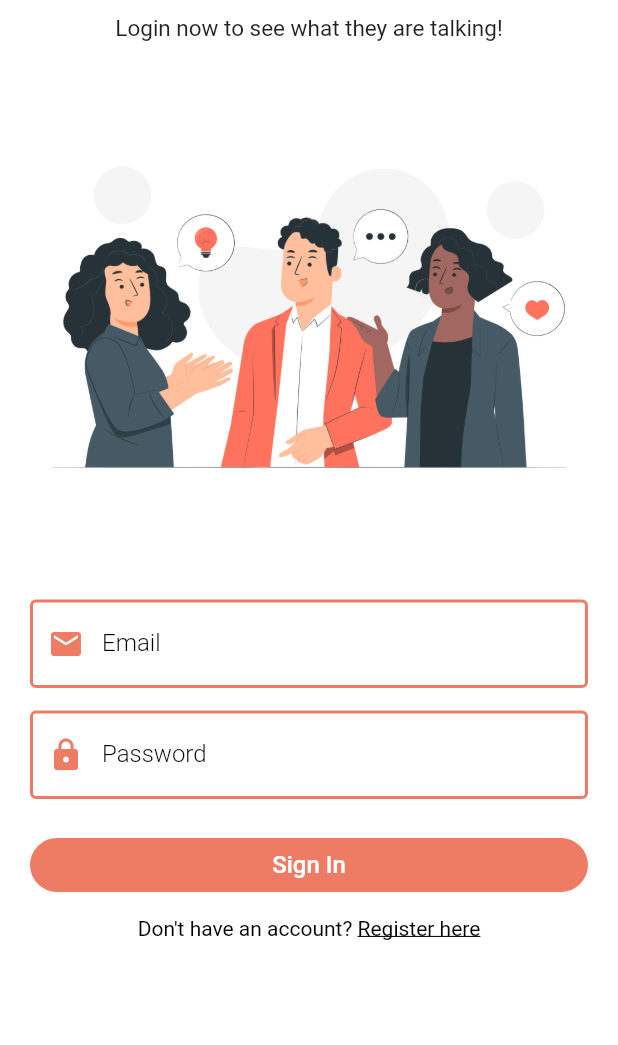
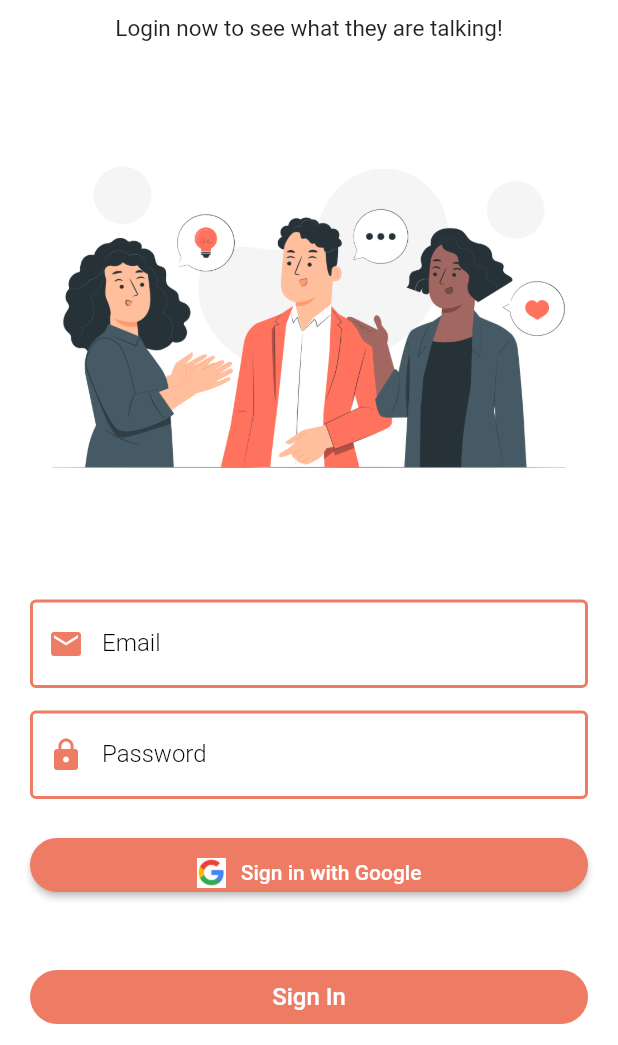
Before and after one commit to vassa33/ChatHub, a Flutter app: the screen it shows after launch, on a phone screen of 412 x 824 dp, the part 191-1236 px from its top. Run offline on Flutter 3.47's test engine with Material 2 defaults, Android fonts, the phone set to English and light mode, and no system bars; our stand-ins replace cloud_firestore, firebase_auth, firebase_core, google_sign_in, shared_preferences; missing offline and left inert: cloud_firestore_web, firebase_auth_web, firebase_core_web, shared_preferences_web; accounts and stored records are empty.

Commit message:
Adding Google Authentication

```diff
--- a/lib/pages/auth/login_page.dart
+++ b/lib/pages/auth/login_page.dart
@@ -22,6 +22,26 @@ class _LoginPageState extends State<LoginPage> {
   String password = "";
   bool _isLoading = false;
   AuthService authService = AuthService();
+
+// Add a method to handle Google Sign-In
+  googleSignIn() async {
+    dynamic result = await authService.googleSignInMethod();
+
+    if (result == true) {
+      // Successfully signed in with Google
+      QuerySnapshot snapshot =
+          await DatabaseService(uid: FirebaseAuth.instance.currentUser!.uid)
+              .gettingUserData(email);
+      await HelperFunctions.saveUserLoggedInStatus(true);
+      await HelperFunctions.saveUserEmailSF(email);
+      await HelperFunctions.saveUserNameSF(snapshot.docs[0]['fullName']);
+      nextScreenReplace(context, const HomePage());
+    } else if (result != null) {
+      // Handle Google Sign-In error
+      showSnackbar(context, Colors.red, result);
+    }
+  }
+
   @override
   Widget build(BuildContext context) {
     return Scaffold(
@@ -97,6 +117,38 @@ class _LoginPageState extends State<LoginPage> {
                         const SizedBox(
                           height: 20,
                         ),
+                        // Add a Google Sign-In button
+                        SizedBox(
+                          width: double.infinity,
+                          child: ElevatedButton(
+                            style: ElevatedButton.styleFrom(
+                              primary: Theme.of(context).primaryColor,
+                              shape: RoundedRectangleBorder(
+                                borderRadius: BorderRadius.circular(30),
+                              ),
+                              padding: EdgeInsets.only(top: 10),
+                            ),
+                            onPressed: () {
+                              googleSignIn();
+                            },
+                            child: Row(
+                              mainAxisAlignment: MainAxisAlignment.center,
+                              children: [
+                                Image.asset(
+                                  "assets/google.png", // Replace with your Google logo asset
+                                  height: 20.0,
+                                ),
+                                const SizedBox(width: 10),
+                                const Text("Sign in with Google"),
+                              ],
+                            ),
+                          ),
+                        ),
+                        SizedBox(
+                          height:
+                              40, // Adjust the value as needed for the bottom margin
+                        ),
+
                         SizedBox(
                           width: double.infinity,
                           child: ElevatedButton(
```
Also changed, not shown: lib/pages/group_info.dart (+15 -11 lines), lib/service/auth_service.dart (+33 -0 lines), pubspec.yaml (+3 -4 lines), assets/google.png (added), pubspec.lock.
